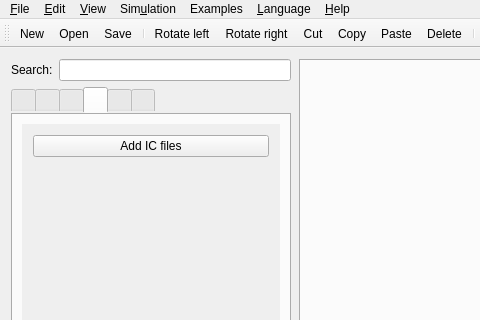
Before: the Qt Designer form app/mainwindow.ui in GIBIS-UNIFESP/wiRedPanda, drawn with Qt 5; both pictures show x 0 to 480 and y 0 to 320 of the 886 by 765 pixel window.
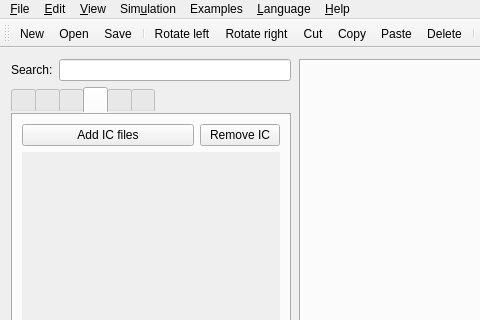
After: the same form once the commit is applied. The open tabs and pages were chosen to show the change. Icons and pictures are not drawn. Custom widgets are drawn as their Qt base class.

Commit message: Button to remove ICs

```diff
--- a/app/mainwindow.ui
+++ b/app/mainwindow.ui
@@ -281,7 +281,7 @@
               <string>Integrated Circuits</string>
              </attribute>
              <layout class="QGridLayout" name="gridLayout_4">
-              <item row="0" column="0">
+              <item row="1" column="0">
                <widget class="QScrollArea" name="scrollArea_Box">
                 <property name="frameShape">
                  <enum>QFrame::NoFrame</enum>
@@ -295,17 +295,10 @@
                    <x>0</x>
                    <y>0</y>
                    <width>260</width>
-                   <height>581</height>
+                   <height>549</height>
                   </rect>
                  </property>
                  <layout class="QVBoxLayout" name="verticalLayout_4">
-                  <item>
-                   <widget class="QPushButton" name="pushButtonAddIC">
-                    <property name="text">
-                     <string>Add IC files</string>
-                    </property>
-                   </widget>
-                  </item>
                   <item>
                    <spacer name="verticalSpacer_IC">
                     <property name="orientation">
@@ -323,6 +316,34 @@
                 </widget>
                </widget>
               </item>
+              <item row="0" column="0">
+               <layout class="QHBoxLayout" name="horizontalLayout">
+                <item>
+                 <widget class="QPushButton" name="pushButtonAddIC">
+                  <property name="text">
+                   <string>Add IC files</string>
+                  </property>
+                 </widget>
+                </item>
+                <item>
+                 <widget class="TrashButton" name="pushButtonRemoveIC">
+                  <property name="sizePolicy">
+                   <sizepolicy hsizetype="Maximum" vsizetype="Fixed">
+                    <horstretch>0</horstretch>
+                    <verstretch>0</verstretch>
+                   </sizepolicy>
+                  </property>
+                  <property name="text">
+                   <string>Remove IC</string>
+                  </property>
+                  <property name="icon">
+                   <iconset resource="resources/toolbar/toolbar.qrc">
+                    <normaloff>:/toolbar/trashcan.svg</normaloff>:/toolbar/trashcan.svg</iconset>
+                  </property>
+                 </widget>
+                </item>
+               </layout>
+              </item>
              </layout>
             </widget>
             <widget class="QWidget" name="misc">
@@ -1127,6 +1148,11 @@
    <header>elementeditor.h</header>
    <container>1</container>
   </customwidget>
+  <customwidget>
+   <class>TrashButton</class>
+   <extends>QPushButton</extends>
+   <header>trashbutton.h</header>
+  </customwidget>
  </customwidgets>
  <tabstops>
   <tabstop>lineEditSearch</tabstop>
```
Left out of the diff: 8 changed lines with no effect on the pictures. The commit also changes 7 other files.
